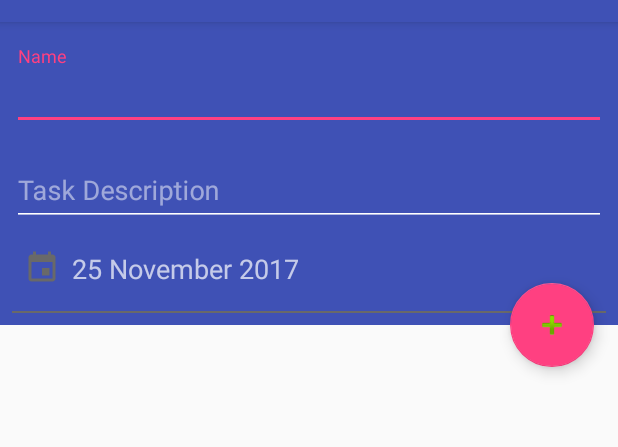
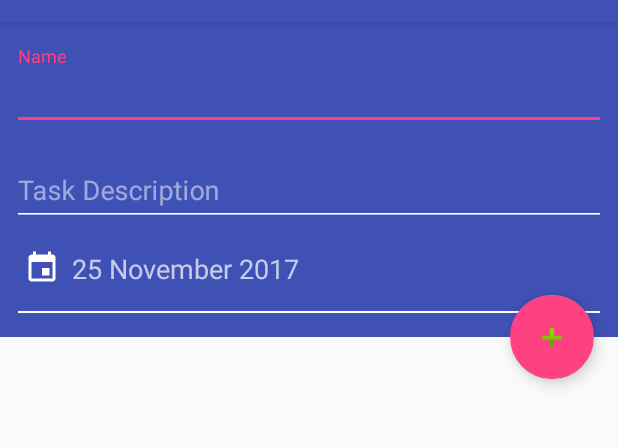
Before and after one commit to IvanGumeniuk/ToDoList-1, an Android app: the screen it shows after launch (CreateTaskActivity), after a tap on an icon or button, on a phone screen of 412 x 824 dp, the part 62-509 px from its top. Run offline under Robolectric (Android 15) with nearby library versions, the phone set to English and light mode, and no system bars.

Commit message:
added new styles to activities

```diff
--- a/app/src/main/java/com/example/alina/todolist/fragments/AddSubTaskDialogFragment.java
+++ b/app/src/main/java/com/example/alina/todolist/fragments/AddSubTaskDialogFragment.java
@@ -6,8 +6,10 @@ import android.support.v4.app.DialogFragment;
 import android.view.LayoutInflater;
 import android.view.View;
 import android.view.ViewGroup;
+import android.view.Window;
 import android.widget.Button;
 import android.widget.EditText;
+import android.widget.LinearLayout;
 
 import com.example.alina.todolist.R;
 import com.example.alina.todolist.entities.SubTask;
--- a/app/src/main/res/drawable/ic_event_black_24dp.xml
+++ b/app/src/main/res/drawable/ic_event_black_24dp.xml
@@ -4,6 +4,6 @@
         android:viewportWidth="24.0"
         android:viewportHeight="24.0">
     <path
-        android:fillColor="@color/colorIconDate"
+        android:fillColor="@color/colorPrimaryWhite"
         android:pathData="M17,12h-5v5h5v-5zM16,1v2L8,3L8,1L6,1v2L5,3c-1.11,0 -1.99,0.9 -1.99,2L3,19c0,1.1 0.89,2 2,2h14c1.1,0 2,-0.9 2,-2L21,5c0,-1.1 -0.9,-2 -2,-2h-1L18,1h-2zM19,19L5,19L5,8h14v11z"/>
 </vector>
--- a/app/src/main/res/layout/activity_create_task.xml
+++ b/app/src/main/res/layout/activity_create_task.xml
@@ -26,7 +26,6 @@
                 android:layout_height="wrap_content">
                 <android.support.design.widget.TextInputLayout
                     android:id="@+id/nameWrapper"
-                    android:textColor="#ffffff"
                     android:layout_width="match_parent"
                     android:layout_height="wrap_content"
                     android:layout_marginEnd="@dimen/min_margin"
@@ -73,7 +72,7 @@
                         android:layout_weight="1"
                         android:drawableStart="@drawable/ic_event_black_24dp"
                         tools:text="11-11-2017"/>
-                    <View style="@style/Divider"/>
+                    <View style="@style/divider"/>
                 </LinearLayout>
 
             </LinearLayout>
--- a/app/src/main/res/layout/fragment_create_subtask.xml
+++ b/app/src/main/res/layout/fragment_create_subtask.xml
@@ -1,7 +1,7 @@
 <?xml version="1.0" encoding="utf-8"?>
 <LinearLayout xmlns:android="http://schemas.android.com/apk/res/android"
               android:orientation="vertical"
-              android:layout_margin="16dp"
+              android:layout_margin="@dimen/mid_margin"
               android:layout_width="match_parent"
               android:layout_height="match_parent">
 
--- a/app/src/main/res/values/colors.xml
+++ b/app/src/main/res/values/colors.xml
@@ -1,11 +1,11 @@
 <?xml version="1.0" encoding="utf-8"?>
 <resources>
-    <color name="colorPrimaryWhite">#e8eaf6</color>
     <color name="colorPrimary">#3F51B5</color>
     <color name="colorPrimaryDark">#303F9F</color>
+    <color name="colorPrimaryWhite">#ffff</color>
     <color name="colorAccent">#FF4081</color>
     <color name="colorDescriptionBlack">#000</color>
-    <color name="colorBackGroundItem">#f3e5f5</color>
+    <color name="colorBackGroundItem">#eeeeee</color>
     <color name="colorIconDate">#696969</color>
     <color name="colorExpiredTaskColor">#f44336</color>
     <color name="colorExpiredTaskColorBackground">#ffcdd2</color>
--- a/app/src/main/res/values/dimen.xml
+++ b/app/src/main/res/values/dimen.xml
@@ -2,6 +2,7 @@
 <resources>
    <dimen name="space16">16dip</dimen>
    <dimen name="min_margin">8dip</dimen>
+   <dimen name="divider_margin">12dip</dimen>
    <dimen name="mid_margin">16dip</dimen>
    <dimen name="max_margin">32dip</dimen>
    <integer name="max_length">1024</integer>
--- a/app/src/main/res/values/styles.xml
+++ b/app/src/main/res/values/styles.xml
@@ -34,13 +34,13 @@
         <item name="android:background">?attr/layoutBackGroundColor</item>
     </style>
 
-    <style name="Divider">
+    <style name="divider">
         <item name="android:layout_height">@dimen/divider_height</item>
         <item name="android:layout_width">wrap_content</item>
-        <item name="android:layout_marginLeft">@dimen/min_margin</item>
-        <item name="android:layout_marginRight">@dimen/min_margin</item>
-        <item name="android:layout_marginBottom">@dimen/min_margin</item>
-        <item name="android:background">@color/colorIconDate</item>
+        <item name="android:layout_marginLeft">@dimen/divider_margin</item>
+        <item name="android:layout_marginRight">@dimen/divider_margin</item>
+        <item name="android:layout_marginBottom">@dimen/mid_margin</item>
+        <item name="android:background">@color/colorPrimaryWhite</item>
     </style>
 
     <style name="date_style">
@@ -64,12 +64,16 @@
         <item name="android:background">@color/colorAccent</item>
     </style>
 
-    <style name="ItemLayout.White" parent="date_style">
+    <style name="ItemLayout.Black" parent="date_style">
         <item name="android:textColor">@color/colorDescriptionBlack</item>
     </style>
 
-    <style name="ItemLayout.White.Large" parent="date_style">
+    <style name="ItemLayout.Black.Medium" parent="date_style">
+        <item name="android:textColor">@color/colorDescriptionBlack</item>
+        <item name="android:textAppearance">@android:style/TextAppearance.Material.Medium</item>
+    </style>
+
+    <style name="ItemLayout.Black.Large" parent="date_style">
         <item name="android:textAppearance">@android:style/TextAppearance.Material.Large</item>
     </style>
-
 </resources>
```
Also changed, not shown: app/src/main/res/layout/item_sub_task.xml (+10 -2 lines), app/src/main/res/layout/item_task.xml (+4 -5 lines), app/src/main/res/layout/item_task_finished.xml (+4 -5 lines).
